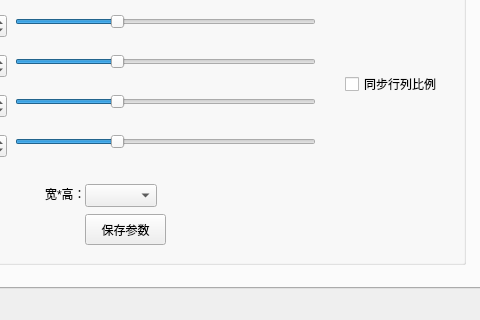
First picture: the form in mainwindow.ui, repository kunlingertfk-lang/ModelMatchSoftware, before the edit; both pictures show x 628 to 1108 and y 311 to 631 of the 1413 by 631 pixel window.
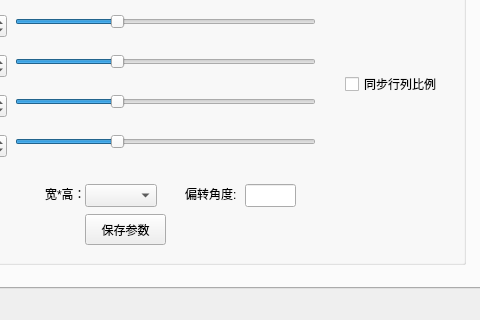
Second picture: the form after the edit. The open tabs and pages were chosen to show the change. Custom widgets are drawn as their Qt base class.

What changed in the file:
```diff
--- a/mainwindow.ui
+++ b/mainwindow.ui
@@ -901,6 +901,29 @@
              <string>保存参数</string>
             </property>
            </widget>
+           <widget class="QLabel" name="contrastHigh_25">
+            <property name="geometry">
+             <rect>
+              <x>340</x>
+              <y>320</y>
+              <width>61</width>
+              <height>20</height>
+             </rect>
+            </property>
+            <property name="text">
+             <string>偏转角度:</string>
+            </property>
+           </widget>
+           <widget class="QLineEdit" name="lineEdit_Angle">
+            <property name="geometry">
+             <rect>
+              <x>400</x>
+              <y>320</y>
+              <width>51</width>
+              <height>23</height>
+             </rect>
+            </property>
+           </widget>
           </widget>
          </widget>
          <widget class="QWidget" name="tab_2">
```
Left out of the diff: 2 changed lines with no effect on the pictures.
